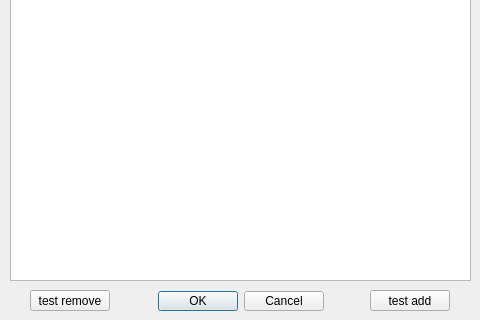
Qt form addtagform.ui (Pinadva/Job) before a commit; both pictures show x 0 to 480 and y 160 to 480 of the 480 by 480 pixel window.
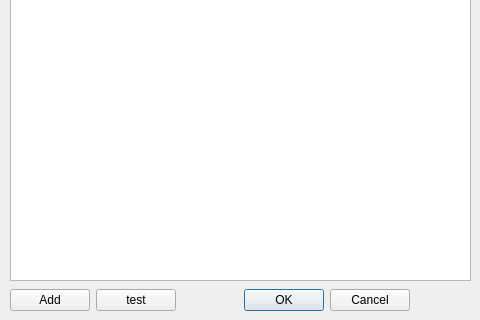
The same form after that commit.

Commit message: Добавлены сочетания клавиш для формы addtags

The edit to the form file:
```diff
--- a/addtagform.ui
+++ b/addtagform.ui
@@ -16,38 +16,6 @@
   <property name="modal">
    <bool>true</bool>
   </property>
-  <widget class="QDialogButtonBox" name="buttonBox">
-   <property name="geometry">
-    <rect>
-     <x>10</x>
-     <y>451</y>
-     <width>461</width>
-     <height>20</height>
-    </rect>
-   </property>
-   <property name="orientation">
-    <enum>Qt::Horizontal</enum>
-   </property>
-   <property name="standardButtons">
-    <set>QDialogButtonBox::Cancel|QDialogButtonBox::Ok</set>
-   </property>
-   <property name="centerButtons">
-    <bool>true</bool>
-   </property>
-  </widget>
-  <widget class="QPushButton" name="button">
-   <property name="geometry">
-    <rect>
-     <x>370</x>
-     <y>450</y>
-     <width>80</width>
-     <height>21</height>
-    </rect>
-   </property>
-   <property name="text">
-    <string>test add</string>
-   </property>
-  </widget>
   <widget class="QListWidget" name="tagList">
    <property name="geometry">
     <rect>
@@ -58,18 +26,50 @@
     </rect>
    </property>
   </widget>
-  <widget class="QPushButton" name="pushButton">
+  <widget class="QWidget" name="horizontalLayoutWidget">
    <property name="geometry">
     <rect>
-     <x>30</x>
-     <y>450</y>
-     <width>80</width>
-     <height>21</height>
+     <x>10</x>
+     <y>449</y>
+     <width>461</width>
+     <height>23</height>
     </rect>
    </property>
-   <property name="text">
-    <string>test remove</string>
-   </property>
+   <layout class="QHBoxLayout" name="horizontalLayout">
+    <item>
+     <widget class="QPushButton" name="addBtn">
+      <property name="text">
+       <string>Add</string>
+      </property>
+     </widget>
+    </item>
+    <item>
+     <widget class="QPushButton" name="testBtn">
+      <property name="enabled">
+       <bool>true</bool>
+      </property>
+      <property name="text">
+       <string>test</string>
+      </property>
+      <property name="checkable">
+       <bool>false</bool>
+      </property>
+     </widget>
+    </item>
+    <item>
+     <widget class="QDialogButtonBox" name="buttonBox">
+      <property name="orientation">
+       <enum>Qt::Horizontal</enum>
+      </property>
+      <property name="standardButtons">
+       <set>QDialogButtonBox::Cancel|QDialogButtonBox::Ok</set>
+      </property>
+      <property name="centerButtons">
+       <bool>true</bool>
+      </property>
+     </widget>
+    </item>
+   </layout>
   </widget>
  </widget>
  <resources/>
```
The commit also changes 7 other files.
